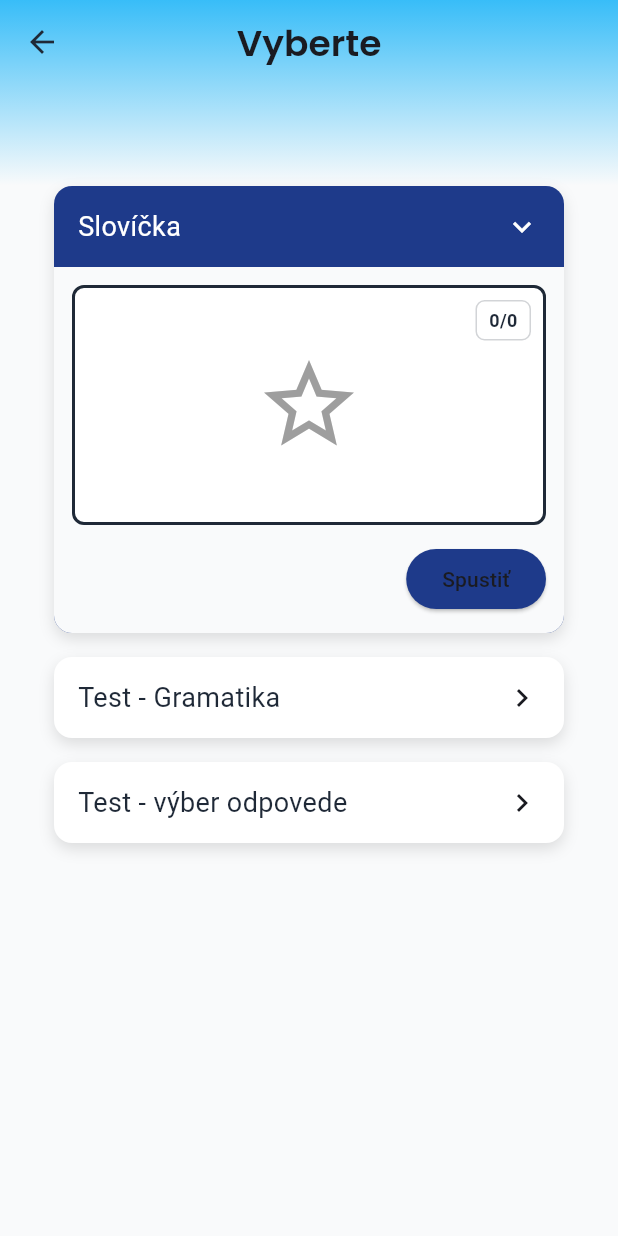
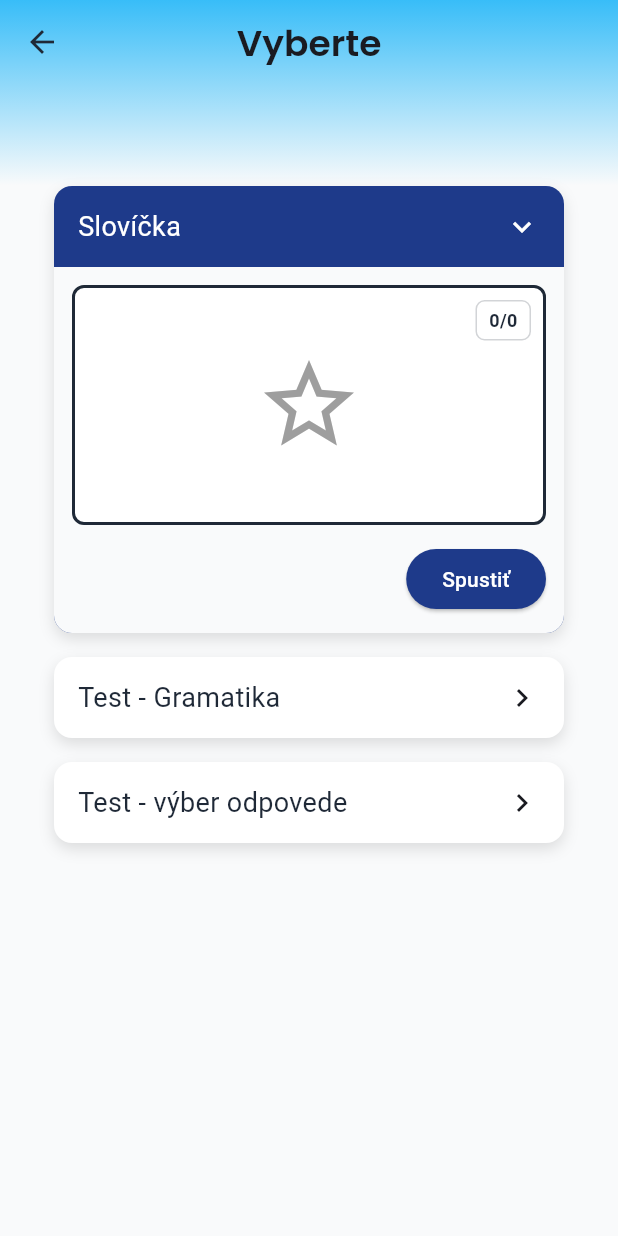
Before and after one commit to matik30/flippy, a Flutter app: the LessonOrQuizScreen screen opened directly, after a tap on "Slovíčka", on a phone screen of 412 x 824 dp. Run offline on Flutter 3.47's test engine with Material 3 defaults, Android fonts, the phone set to English and light mode, and no system bars; our stand-ins replace cached_network_image, file_picker, go_router, shared_preferences; missing offline and left inert: mobile_scanner; accounts and stored records are empty.

Commit message:
zmena farby textu na tlačítku Spustiť pri slovíčkach

```diff
--- a/lib/features/lesson_or_quiz/lesson_or_quiz_screen.dart
+++ b/lib/features/lesson_or_quiz/lesson_or_quiz_screen.dart
@@ -281,7 +281,7 @@ class _LessonOrQuizScreenState extends State<LessonOrQuizScreen> {
                                       },
                                       style: ElevatedButton.styleFrom(
                                         backgroundColor: Theme.of(context).colorScheme.primary,
-                                        foregroundColor: Theme.of(context).colorScheme.onSurface,
+                                        foregroundColor: Theme.of(context).colorScheme.onPrimary,
                                       ),
                                       child: const Text('Spustiť'),
                                     ),
```
